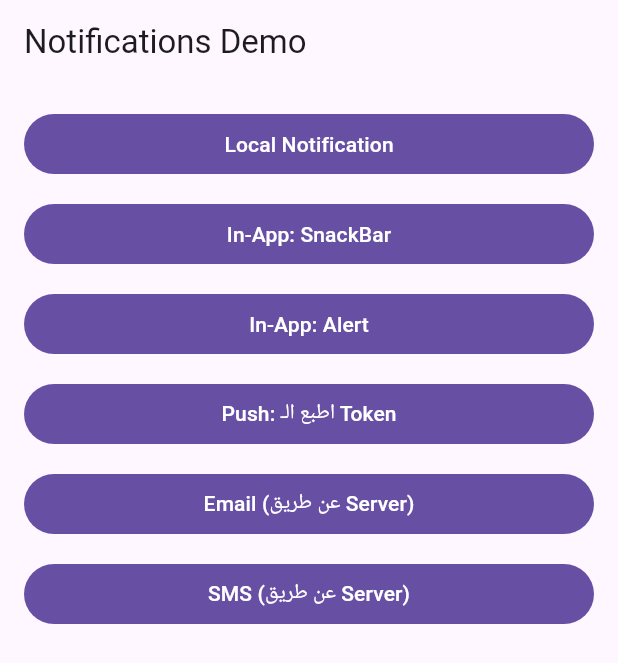
After one commit to Haninhafez/testapp, a Flutter app: the screen it shows after launch, after a tap on "Local Notification", on a phone screen of 412 x 824 dp. The commit adds this screen. Shown: the top 663 px of the screen. Run offline on Flutter 3.47's test engine with Material 3 defaults, Android fonts, the light colour scheme and no system bars; our stand-ins replace firebase_core, firebase_messaging, flutter_local_notifications, go_router, share_plus, timezone; accounts and stored records are empty; network calls fail.

Commit message:
Notfications done

```diff
--- /dev/null
+++ b/lib/app_router.dart
@@ -0,0 +1,38 @@
+import 'package:go_router/go_router.dart';
+import 'package:testapp/deep_link/deep_link.dart';
+import 'package:testapp/main.dart';
+import 'package:testapp/notfications/chatpage.dart';
+import 'package:testapp/notfications/home_page_practice_in_notfications.dart';
+
+final GoRouter router = GoRouter(
+  routes: [
+    GoRoute(
+      path: '/',
+      builder: (context, state) => const HomePage(),
+      routes: [
+        GoRoute(
+          path: 'product/:id',
+          builder: (context, state) {
+            final id = state.pathParameters['id'] ?? '';
+            return DeepLinkScreen(id: id);
+          },
+        ),
+
+        GoRoute(
+          path: '/home',
+          builder: (context, state) {
+            return const HomeScreen();
+          },
+        ),
+
+         GoRoute(
+          path: '/chat',
+          builder: (context, state) {
+
+            return const ChatPage();
+          },
+        ),
+      ],
+    ),
+  ],
+);
--- a/lib/main.dart
+++ b/lib/main.dart
@@ -1,15 +1,28 @@
+import 'dart:developer';
+
 import 'package:firebase_core/firebase_core.dart';
+import 'package:firebase_messaging/firebase_messaging.dart';
 import 'package:flutter/material.dart';
+import 'package:go_router/go_router.dart';
+import 'package:testapp/app_router.dart';
 import 'package:testapp/firebase_options.dart';
+import 'package:testapp/notfications/in_app_notification.dart';
 import 'package:testapp/notfications/local_notfication_service.dart';
+import 'package:testapp/notfications/new.dart';
+import 'package:testapp/notfications/notfication_detealisl.dart';
+import 'package:testapp/notfications/push_notifications.dart';
+
+final GlobalKey<NavigatorState> navigatorKey = GlobalKey<NavigatorState>();
 
 void main() async {
   WidgetsFlutterBinding.ensureInitialized();
   await LocalNotficationService.init();
+  await Firebase.initializeApp(options: DefaultFirebaseOptions.currentPlatform);
+  FirebaseMessaging.onBackgroundMessage(firebaseBackgroundHandler);
+  await LocalNotficationService.requestPermission();
+  await initPushNotifications();
+  await initLocalNotifications();
 
-  await LocalNotficationService.requestPermission();
-
-  await Firebase.initializeApp(options: DefaultFirebaseOptions.currentPlatform);
   runApp(const MyApp());
 }
 
@@ -29,15 +42,44 @@ class _MyAppState extends State<MyApp> with SingleTickerProviderStateMixin {
       duration: Duration(seconds: 1),
     );
     // controller.repeat(reverse: true);
+    listenToStream();
     super.initState();
+  }
+
+  void listenToStream() {
+    LocalNotficationService.streamController.stream.listen((
+      notificationResponse,
+    ) {
+      log(notificationResponse.id!.toString());
+      log(notificationResponse.payload!.toString());
+      //logic to get product from database.
+      Navigator.push(
+        context,
+        MaterialPageRoute(
+          builder: (_) =>
+              NotificationDetailsScreen(response: notificationResponse),
+        ),
+      );
+    });
   }
 
   @override
   Widget build(BuildContext context) {
-    return MaterialApp(
+    return MaterialApp.router(
       debugShowCheckedModeBanner: false,
+      routerConfig: router,
+      scaffoldMessengerKey: messengerKey,
 
-      home: Scaffold(
+    );
+  }
+}
+
+class HomeScreen extends StatelessWidget {
+  const HomeScreen({super.key});
+
+  @override
+  Widget build(BuildContext context) {
+    return Scaffold(
       body: Column(
         mainAxisAlignment: MainAxisAlignment.spaceEvenly,
         crossAxisAlignment: CrossAxisAlignment.center,
@@ -77,16 +119,23 @@ class _MyAppState extends State<MyApp> with SingleTickerProviderStateMixin {
           ),
 
           GestureDetector(
-              onTap: () => LocalNotficationService
-                  .flutterLocalNotificationsPlugin
+            onTap: () => LocalNotficationService.flutterLocalNotificationsPlugin
                 .cancelAll(),
             child: Container(
               decoration: BoxDecoration(color: Colors.blueGrey),
               child: Text("Cancel All"),
             ),
           ),
+          SizedBox(height: 100),
+
+          GestureDetector(
+            onTap: () => context.push('product/1'),
+            child: Container(
+              decoration: BoxDecoration(color: Colors.blueGrey),
+              child: Text("Go to product"),
+            ),
+          ),
         ],
-        ),
       ),
     );
   }
--- /dev/null
+++ b/lib/notfications/home_page_practice_in_notfications.dart
@@ -0,0 +1,99 @@
+// =====================================================
+// الملف ده: صفحة التجربة (Home Page)
+// =====================================================
+// فيها زر لكل نوع إشعار عشان تجرّبه بنفسك.
+// =====================================================
+
+import 'dart:convert';
+
+import 'package:firebase_messaging/firebase_messaging.dart';
+import 'package:flutter/material.dart';
+import 'package:testapp/notfications/email_sms_notfication.dart';
+import 'package:testapp/notfications/new.dart';
+import 'in_app_notification.dart';
+
+class HomePage extends StatelessWidget {
+  const HomePage({super.key});
+
+  @override
+  Widget build(BuildContext context) {
+    return Scaffold(
+      appBar: AppBar(title: const Text('Notifications Demo')),
+      // ListView عشان الأزرار تتعمل Scroll لو الشاشة صغيرة
+      body: ListView(
+        padding: const EdgeInsets.all(16),
+        children: [
+          // ---- 1) Local Notification ----
+          FilledButton(
+            onPressed: () => showLocalNotification(
+              title: 'تذكير',
+              body: 'الاجتماع بعد 10 دقائق',
+               payload: jsonEncode({'screen': 'chat'}),  // بيرجع لما تضغط على الإشعار
+            ),
+            child: const Text('Local Notification'),
+          ),
+          const SizedBox(height: 12),
+
+          // ---- 2) In-App: SnackBar ----
+          FilledButton(
+            onPressed: () => showInAppSnackBar('تم حفظ التغييرات ✅'),
+            child: const Text('In-App: SnackBar'),
+          ),
+          const SizedBox(height: 12),
+
+          // ---- 3) In-App: Alert ----
+          FilledButton(
+            onPressed: () async {
+              // await عشان نستنى اختيار المستخدم (موافق / إلغاء)
+              final confirmed = await showInAppAlert(
+                context,
+                title: 'تنبيه',
+                content: 'هل تريد الحذف؟',
+              );
+              showInAppSnackBar(confirmed ? 'تم الحذف' : 'تم الإلغاء');
+            },
+            child: const Text('In-App: Alert'),
+          ),
+          const SizedBox(height: 12),
+
+          // ---- 4) Push: نجيب الـ Token عشان نجرّب من Firebase Console ----
+          FilledButton(
+            onPressed: () async {
+              final token = await FirebaseMessaging.instance.getToken();
+              debugPrint('FCM Token: $token'); // انسخه من الـ Console
+              showInAppSnackBar('الـ Token اتطبع في الـ Console');
+            },
+            child: const Text('Push: اطبع الـ Token'),
+          ),
+          const SizedBox(height: 12),
+
+          // ---- 5) Email (عن طريق Server) ----
+          FilledButton(
+            onPressed: () async {
+              final ok = await requestEmailFromServer(
+                to: 'user@example.com',
+                subject: 'أهلاً بك',
+                text: 'تم إنشاء حسابك',
+              );
+              showInAppSnackBar(ok ? 'تم طلب الإيميل' : 'فشل، تأكد من الـ Server');
+            },
+            child: const Text('Email (عن طريق Server)'),
+          ),
+          const SizedBox(height: 12),
+
+          // ---- 6) SMS (عن طريق Server) ----
+          FilledButton(
+            onPressed: () async {
+              final ok = await requestSmsFromServer(
+                to: '+201000000000',
+                body: 'رمز التحقق: 4821',
+              );
+              showInAppSnackBar(ok ? 'تم طلب الـ SMS' : 'فشل، تأكد من الـ Server');
+            },
+            child: const Text('SMS (عن طريق Server)'),
+          ),
+        ],
+      ),
+    );
+  }
+}
--- /dev/null
+++ b/lib/notfications/new.dart
@@ -0,0 +1,116 @@
+// =====================================================
+// الملف ده: Local Notification (إشعار محلي)
+// =====================================================
+// إشعار بيصنعه التطبيق نفسه على جهازك.
+// مش محتاج Server ولا إنترنت.
+// مثال: تذكير بموعد، أو منبّه.
+//
+// الحزمة المستخدمة: flutter_local_notifications
+// (ضيفها في pubspec.yaml)
+//
+// وفي AndroidManifest.xml ضيف (لـ Android 13 وأحدث):
+//   <uses-permission android:name="android.permission.POST_NOTIFICATIONS"/>
+// =====================================================
+
+import 'dart:convert';
+
+import 'package:flutter/foundation.dart';
+import 'package:flutter/material.dart';
+import 'package:flutter_local_notifications/flutter_local_notifications.dart';
+import 'package:testapp/app_router.dart';
+import 'package:testapp/main.dart';
+import 'package:testapp/notfications/chatpage.dart';
+import 'package:testapp/notfications/in_app_notification.dart';
+
+// -----------------------------------------------------
+// الـ Plugin: الكائن المسؤول عن كل حاجة في الإشعارات المحلية.
+// بنعمله مرة واحدة ونستخدمه في كل التطبيق.
+// -----------------------------------------------------
+final FlutterLocalNotificationsPlugin localNotifications =
+    FlutterLocalNotificationsPlugin();
+
+// -----------------------------------------------------
+// القناة (Channel) - مهمة في Android
+// -----------------------------------------------------
+// Android بيقسّم الإشعارات لقنوات، والمستخدم يقدر يتحكم في كل قناة
+// من إعدادات الجهاز (يكتمها أو يغيّر صوتها).
+// Importance.high معناها: الإشعار يطلع فوق الشاشة ويعمل صوت.
+const AndroidNotificationChannel mainChannel = AndroidNotificationChannel(
+  'main_channel', // ID: اسم داخلي ثابت (لازم يتطابق في كل مكان)
+  'الإشعارات العامة', // الاسم اللي المستخدم يشوفه في الإعدادات
+  description: 'كل إشعارات التطبيق', // وصف القناة
+  importance: Importance.high, // درجة الأهمية
+);
+
+// -----------------------------------------------------
+// 1) التهيئة (Initialize) - بنناديها مرة واحدة في main()
+// -----------------------------------------------------
+Future<void> initLocalNotifications() async {
+  // إعدادات كل منصة:
+  const initSettings = InitializationSettings(
+    // أيقونة الإشعار في Android (هنا أيقونة التطبيق الافتراضية)
+    android: AndroidInitializationSettings('@mipmap/ic_launcher'),
+    // إعدادات iOS (الافتراضية كفاية)
+    iOS: DarwinInitializationSettings(),
+  );
+
+  await localNotifications.initialize(
+
+    // الدالة دي بتشتغل لما المستخدم يضغط على الإشعار
+    onDidReceiveNotificationResponse: (NotificationResponse response) {
+  final payload = response.payload;
+  if (payload == null || payload.isEmpty) return; // مفيش payload، متعملش حاجة
+
+  // نفك النص ونحوله لـ Map
+  final data = jsonDecode(payload) as Map<String, dynamic>;
+
+  // نبص على قيمة screen ونقرر نفتح أنهي صفحة
+  if (data['screen'] == 'chat') {
+    router.push('/chat');
+  } else {
+    router.push('/home');
+  }
+}, settings: initSettings,
+  );
+
+  // الجزء الخاص بـ Android فقط:
+  final androidPlugin =
+      localNotifications.resolvePlatformSpecificImplementation<
+          AndroidFlutterLocalNotificationsPlugin>();
+
+  // إنشاء القناة اللي عرّفناها فوق
+  await androidPlugin?.createNotificationChannel(mainChannel);
+
+  // طلب الـ Permission من المستخدم (مطلوب في Android 13 وأحدث)
+  await androidPlugin?.requestNotificationsPermission();
+}
+
+// -----------------------------------------------------
+// 2) إظهار إشعار
+// -----------------------------------------------------
+Future<void> showLocalNotification({
+  required String title, // العنوان
+  required String body, // النص
+  String? payload, // بيانات اختيارية بتترجع لما المستخدم يضغط على الإشعار
+}) async {
+  await localNotifications.show(
+    // رقم الإشعار (ID). لو استخدمت نفس الرقم، الإشعار الجديد يستبدل القديم.
+    // هنا بنستخدم الوقت الحالي عشان كل إشعار يبقى منفصل.
+  id:  DateTime.now().millisecondsSinceEpoch ~/ 1000,
+ title:    title,
+ body: body,
+  notificationDetails: NotificationDetails(
+      // تفاصيل Android
+      android: AndroidNotificationDetails(
+        mainChannel.id, // لازم نفس ID القناة
+        mainChannel.name,
+        channelDescription: mainChannel.description,
+        importance: Importance.high,
+        priority: Priority.high,
+      ),
+      // تفاصيل iOS
+      iOS: const DarwinNotificationDetails(),
+    ),
+    payload: payload,
+  );
+}
--- /dev/null
+++ b/lib/notfications/push_notifications.dart
@@ -0,0 +1,116 @@
+// =====================================================
+// الملف ده: Push Notification (إشعار من الـ Server)
+// =====================================================
+// إشعار بيتبعت من Server عن طريق Firebase (FCM)،
+// وبيوصلك حتى لو التطبيق مقفول.
+//
+// الحزم المستخدمة: firebase_core + firebase_messaging
+//
+// قبل ما تستخدمه لازم:
+//   1) تعمل مشروع في Firebase Console.
+//   2) تشغّل الأمر:  flutterfire configure
+//      (بيعمل ملف firebase_options.dart تلقائي).
+// =====================================================
+
+import 'dart:convert';
+
+import 'package:firebase_core/firebase_core.dart';
+import 'package:firebase_messaging/firebase_messaging.dart';
+import 'package:flutter/foundation.dart';
+import 'package:testapp/firebase_options.dart';
+import 'package:testapp/notfications/new.dart';
+import 'in_app_notification.dart';
+
+
+// -----------------------------------------------------
+// 1) Background Handler
+// -----------------------------------------------------
+// بتشتغل لما توصل رسالة والتطبيق في الخلفية أو مقفول.
+//
+// قواعد مهمة:
+//  - لازم تكون Top-level function (يعني برا أي Class).
+//  - لازم @pragma عشان Flutter ما يمسحهاش في وضع Release.
+//  - مفيش context ولا UI جواها.
+@pragma('vm:entry-point')
+Future<void> firebaseBackgroundHandler(RemoteMessage message) async {
+  // بتشتغل في Isolate منفصل (زي "غرفة" تانية)،
+  // فلازم نعمل Initialize لـ Firebase تاني هنا.
+  await Firebase.initializeApp(options: DefaultFirebaseOptions.currentPlatform);
+
+  debugPrint('رسالة في الخلفية: ${message.notification?.title}');
+  // ملحوظة: النظام بيعرض الإشعار لوحده في الخلفية،
+  // الدالة دي بس لو عايز تعمل حاجة زيادة (تحفظ بيانات مثلاً).
+}
+
+// -----------------------------------------------------
+// 2) التهيئة - بنناديها مرة واحدة في main() (بعد Firebase.initializeApp)
+// -----------------------------------------------------
+Future<void> initPushNotifications() async {
+  final messaging = FirebaseMessaging.instance;
+
+  // ---- أ) طلب الـ Permission ----
+  // يظهر للمستخدم سؤال "هل تسمح بالإشعارات؟"
+  final settings = await messaging.requestPermission();
+  debugPrint('حالة الـ Permission: ${settings.authorizationStatus}');
+
+  // ---- ب) إعداد iOS ----
+  // على iOS، خلّي الإشعار يظهر حتى لو التطبيق مفتوح.
+  await messaging.setForegroundNotificationPresentationOptions(
+    alert: true,
+    badge: true,
+    sound: true,
+  );
+
+  // ---- ج) الحصول على الـ Token ----
+  // الـ Token = "عنوان" جهازك عند Firebase.
+  // الـ Server بيحتاجه عشان يعرف يبعتلك إنت بالذات.
+  final token = await messaging.getToken();
+  debugPrint('FCM Token: $token');
+  // TODO: ابعت الـ token للـ Server بتاعك عشان يحفظه.
+
+  // الـ Token ممكن يتغيّر مع الوقت، فنسمع للتغيير:
+  messaging.onTokenRefresh.listen((newToken) {
+    debugPrint('الـ Token اتغيّر: $newToken');
+    // TODO: ابعت الـ token الجديد للـ Server.
+  });
+
+  // ---- د) التطبيق مفتوح (Foreground) ----
+  // في Android، الإشعار مش بيظهر لوحده والتطبيق مفتوح،
+  // فبنسمع للرسالة ونعرضها إحنا.
+  FirebaseMessaging.onMessage.listen((RemoteMessage message) {
+    final notification = message.notification;
+    if (notification != null) {
+      // نعرضها كإشعار محلي (بيظهر في شريط الإشعارات)
+      showLocalNotification(
+        title: notification.title ?? '',
+        body: notification.body ?? '',
+        payload: jsonEncode(message.data), // البيانات الإضافية اللي بعتها الـ Server
+      );
+      // ونعرضها كمان كـ SnackBar (اختياري)
+      showInAppSnackBar('${notification.title}: ${notification.body}');
+    }
+  });
+
+  // ---- هـ) المستخدم ضغط على الإشعار والتطبيق كان في الخلفية ----
+  FirebaseMessaging.onMessageOpenedApp.listen((RemoteMessage message) {
+    debugPrint('اتفتح التطبيق من إشعار، data = ${message.data}');
+    // هنا تفتح صفحة معينة حسب message.data
+  });
+
+  // ---- و) المستخدم ضغط على الإشعار والتطبيق كان مقفول تماماً ----
+  final initialMessage = await messaging.getInitialMessage();
+  if (initialMessage != null) {
+    debugPrint('التطبيق اشتغل من إشعار، data = ${initialMessage.data}');
+    // هنا كمان تفتح الصفحة المناسبة
+  }
+}
+
+// -----------------------------------------------------
+// 3) Topics (اختياري)
+// -----------------------------------------------------
+// الـ Topic زي "قناة أخبار": أي حد مشترك فيها يوصله نفس الإشعار.
+Future<void> subscribeToTopic(String topic) =>
+    FirebaseMessaging.instance.subscribeToTopic(topic);
+
+Future<void> unsubscribeFromTopic(String topic) =>
+    FirebaseMessaging.instance.unsubscribeFromTopic(topic);
```
Also changed, not shown: lib/deep_link/deep_link.dart (added, +47 -0 lines), lib/notfications/chatpage.dart (added, +13 -0 lines), lib/notfications/email_sms_notfication.dart (added, +65 -0 lines), lib/notfications/in_app_notification.dart (added, +75 -0 lines), lib/notfications/local_notfication_service.dart (+14 -6 lines), lib/notfications/notfication_detealisl.dart (added, +20 -0 lines), pubspec.yaml (+3 -6 lines), pubspec.lock, 6 other files. Lines whose indentation alone changed are shown as unchanged.
